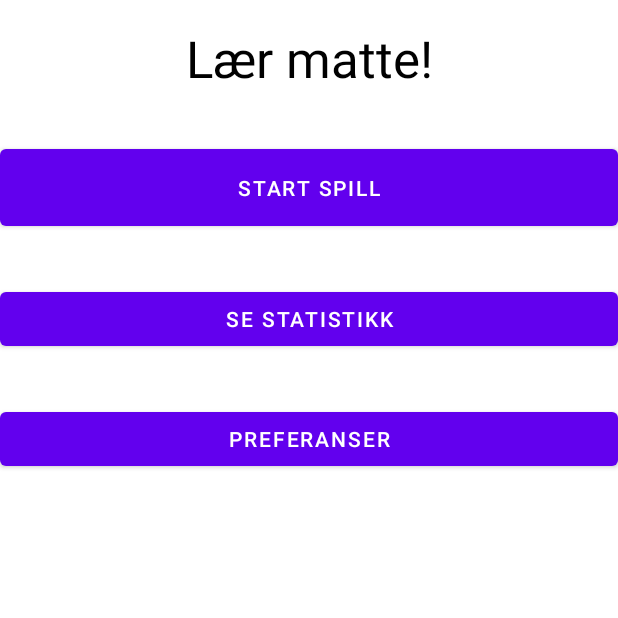
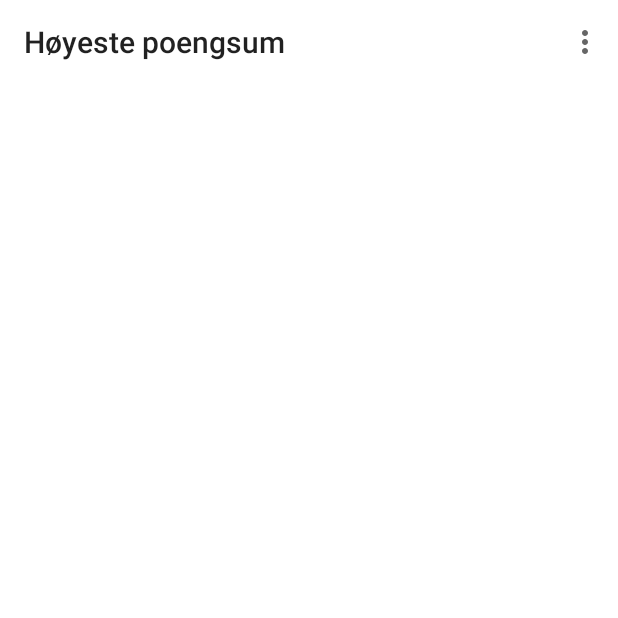
Before and after one commit to KapteinKS/Apputvikling-Mappe1, an Android app: the screen it shows after launch (MainActivity before the commit, Statistics after it), after a tap on "SE STATISTIKK", on a phone screen of 412 x 824 dp, the top half of it. Run offline under Robolectric (Android 15) with nearby library versions, the light colour scheme and no system bars.

Commit message:
some work on statistics page

```diff
--- a/app/src/main/AndroidManifest.xml
+++ b/app/src/main/AndroidManifest.xml
@@ -18,6 +18,10 @@
                 <category android:name="android.intent.category.LAUNCHER" />
             </intent-filter>
         </activity>
+        <activity android:name=".Statistics"
+            android:parentActivityName=".MainActivity">
+
+        </activity>
     </application>
 
 </manifest>
--- a/app/src/main/java/com/example/mappe1/Statistics.java
+++ b/app/src/main/java/com/example/mappe1/Statistics.java
@@ -1,6 +1,36 @@
 package com.example.mappe1;
+
+import android.os.Bundle;
+import android.view.Menu;
+import android.view.MenuInflater;
+import android.view.MenuItem;
+import android.widget.Toolbar;
 
 import androidx.appcompat.app.AppCompatActivity;
 
 public class Statistics extends AppCompatActivity {
+    @Override
+    public void onCreate(Bundle savedInstanceState){
+        super.onCreate(savedInstanceState);
+        setContentView(R.layout.statistics);
+        Toolbar toolbar = findViewById(R.id.stat_toolbar);
+        toolbar.inflateMenu(R.menu.stat_toolbar);
+        setActionBar(toolbar);
+    }
+
+    @Override
+    public boolean onCreateOptionsMenu(Menu menu){
+        MenuInflater inflater = getMenuInflater();
+        inflater.inflate(R.menu.stat_toolbar, menu);
+        return true;
+    }
+
+    /*TODO implement delete statistics, and switch between 5,10,15 question games
+    @Override
+    public boolean onOptionsItemSelected(MenuItem item){
+        switch (item.getItemId()){
+
+        }
+    }
+    */
 }
--- a/app/src/main/res/layout/statistics.xml
+++ b/app/src/main/res/layout/statistics.xml
@@ -5,11 +5,12 @@
     android:layout_width="match_parent"
     android:layout_height="match_parent">
 
+<!--
     <TextView
         android:id="@+id/textView2"
         android:layout_width="wrap_content"
         android:layout_height="wrap_content"
-        android:layout_marginTop="16dp"
+        android:layout_marginTop="44dp"
         android:text="@string/statistics_headline"
         android:textColor="@color/black"
         android:textSize="34sp"
@@ -17,15 +18,25 @@
         app:layout_constraintHorizontal_bias="0.495"
         app:layout_constraintStart_toStartOf="parent"
         app:layout_constraintTop_toTopOf="parent" />
-
+-->
+    <Toolbar
+        android:id="@+id/stat_toolbar"
+        android:title="@string/statistics_headline"
+        android:layout_width="match_parent"
+        android:layout_height="wrap_content"
+        android:background="@color/white"
+        app:layout_constraintEnd_toEndOf="parent"
+        app:layout_constraintTop_toTopOf="parent"
+        app:titleTextColor="@android:color/background_dark" />
+<!--
     <TableLayout
+        android:id="@+id/tableLayout"
         android:layout_width="57dp"
         android:layout_height="76dp"
         android:layout_marginTop="16dp"
         app:layout_constraintEnd_toEndOf="@+id/textView2"
         app:layout_constraintHorizontal_bias="0.502"
         app:layout_constraintStart_toStartOf="@+id/textView2"
-        app:layout_constraintTop_toBottomOf="@+id/textView2"
-        />
-
+        app:layout_constraintTop_toBottomOf="@+id/textView2" />
+-->
 </androidx.constraintlayout.widget.ConstraintLayout>
--- /dev/null
+++ b/app/src/main/res/menu/stat_toolbar.xml
@@ -0,0 +1,16 @@
+<?xml version="1.0" encoding="utf-8"?>
+<menu xmlns:android="http://schemas.android.com/apk/res/android">
+    <item
+        android:id="@+id/delete_stats"
+        android:title="@string/delete_stats"/>
+    <item
+        android:id="@+id/five_q_game"
+        android:title="@string/five_q_game"/>
+    <item
+        android:id="@+id/ten_q_game"
+        android:title="@string/ten_q_game"/>
+    <item
+        android:id="@+id/fifteen_q_game"
+        android:title="@string/fifteen_q_game"/>
+
+</menu>
--- a/app/src/main/res/values/strings.xml
+++ b/app/src/main/res/values/strings.xml
@@ -5,4 +5,8 @@
     <string name="statistics">Se statistikk</string>
     <string name="preferences">Preferanser</string>
     <string name="statistics_headline">Høyeste poengsum</string>
+    <string name="delete_stats">Slett statistikk</string>
+    <string name="five_q_game">5 spørsmål</string>
+    <string name="ten_q_game">10 spørsmål</string>
+    <string name="fifteen_q_game">15 spørsmål</string>
 </resources>
```
